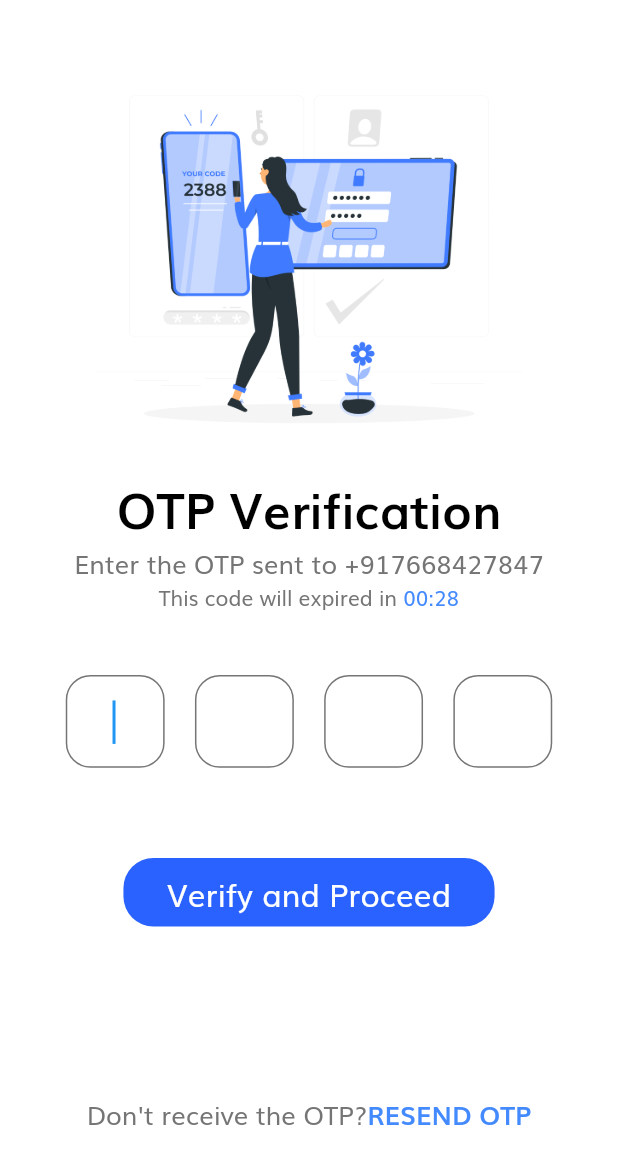
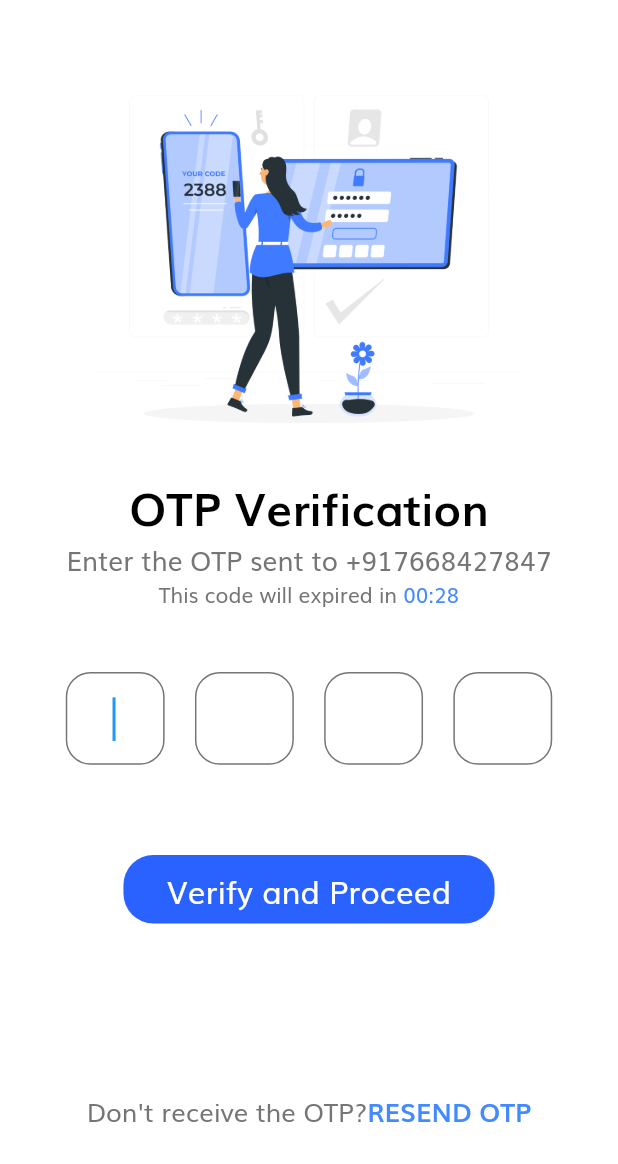
Before and after one commit to ChitrikaGahtori/Eshopex, a Flutter app: the OtpScreen screen opened by its route, on a phone screen of 412 x 824 dp. Shown: the top 1164 px of the screen. Run offline on Flutter 3.47's test engine with Material 2 defaults, Android fonts, the phone set to English and light mode, and no system bars; our stand-ins replace flutter_svg.

Commit message:
fixed some bugs

```diff
--- a/lib/screens/otp/components/body.dart
+++ b/lib/screens/otp/components/body.dart
@@ -25,7 +25,7 @@ class Body extends StatelessWidget {
                 ),
                 Text("OTP Verification",
                     style: TextStyle(
-                      fontSize: getProportionateScreenWidth(29.5),
+                      fontSize: getProportionateScreenWidth(27.58),
                       color: Colors.black,
                       fontWeight: FontWeight.bold,
                     ),
@@ -33,7 +33,7 @@ class Body extends StatelessWidget {
                 Text("Enter the OTP sent to +917668427847",
                   textAlign: TextAlign.center,
                   style: TextStyle(
-                    fontSize: getProportionateScreenWidth(15.5),
+                    fontSize: getProportionateScreenWidth(16),
                   ),
                 ),
                 buildTimer(),
```
